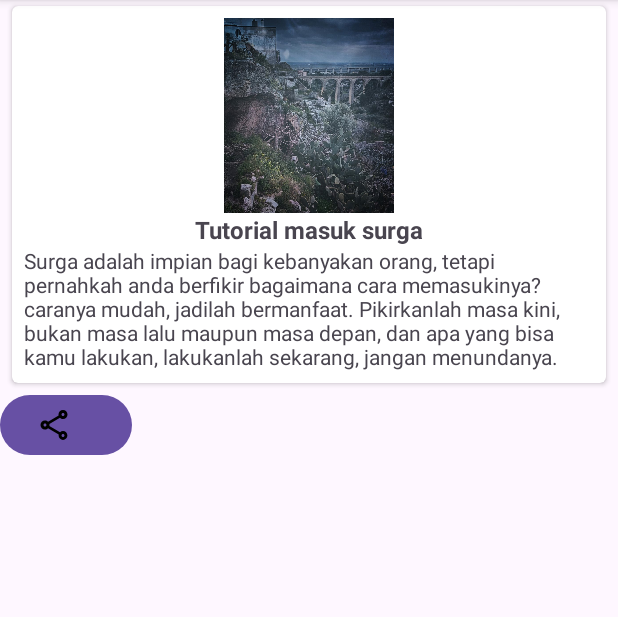
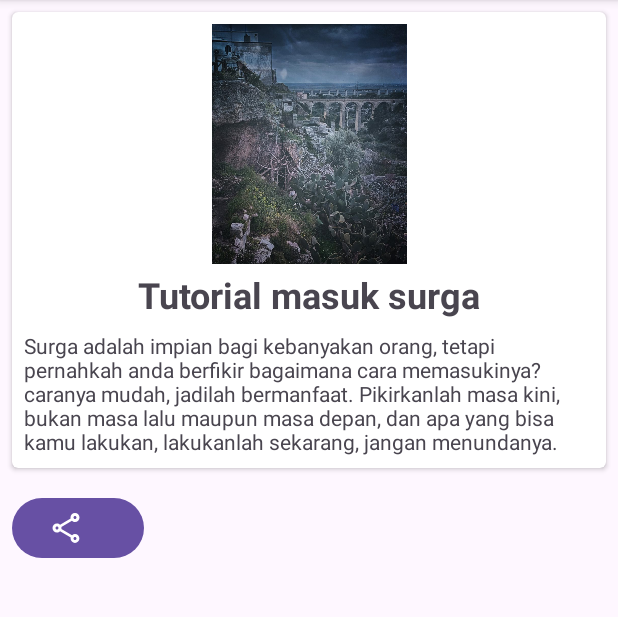
Before and after one commit to Gani-laboratory/android-app, an Android app: the screen it shows after launch (DetailActivity), after a tap on "Tutorial masuk surga", on a phone screen of 412 x 824 dp, the part 96-713 px from its top. Run offline under Robolectric (Android 15) with nearby library versions, the phone set to English and light mode, and no system bars.

Commit message:
update activity detail layout

```diff
--- a/app/src/main/res/drawable/outline_share_24.xml
+++ b/app/src/main/res/drawable/outline_share_24.xml
@@ -1,4 +1,4 @@
-<vector android:height="24dp" android:tint="#000000"
+<vector android:height="24dp" android:tint="#ffffff"
     android:viewportHeight="24" android:viewportWidth="24"
     android:width="24dp" xmlns:android="http://schemas.android.com/apk/res/android">
     <path android:fillColor="@android:color/white" android:pathData="M18,16.08c-0.76,0 -1.44,0.3 -1.96,0.77L8.91,12.7c0.05,-0.23 0.09,-0.46 0.09,-0.7s-0.04,-0.47 -0.09,-0.7l7.05,-4.11c0.54,0.5 1.25,0.81 2.04,0.81 1.66,0 3,-1.34 3,-3s-1.34,-3 -3,-3 -3,1.34 -3,3c0,0.24 0.04,0.47 0.09,0.7L8.04,9.81C7.5,9.31 6.79,9 6,9c-1.66,0 -3,1.34 -3,3s1.34,3 3,3c0.79,0 1.5,-0.31 2.04,-0.81l7.12,4.16c-0.05,0.21 -0.08,0.43 -0.08,0.65 0,1.61 1.31,2.92 2.92,2.92s2.92,-1.31 2.92,-2.92c0,-1.61 -1.31,-2.92 -2.92,-2.92zM18,4c0.55,0 1,0.45 1,1s-0.45,1 -1,1 -1,-0.45 -1,-1 0.45,-1 1,-1zM6,13c-0.55,0 -1,-0.45 -1,-1s0.45,-1 1,-1 1,0.45 1,1 -0.45,1 -1,1zM18,20.02c-0.55,0 -1,-0.45 -1,-1s0.45,-1 1,-1 1,0.45 1,1 -0.45,1 -1,1z"/>
--- a/app/src/main/res/layout/activity_detail.xml
+++ b/app/src/main/res/layout/activity_detail.xml
@@ -14,10 +14,7 @@
             android:id="@+id/card_view"
             android:layout_width="match_parent"
             android:layout_height="wrap_content"
-            android:layout_marginStart="8dp"
-            android:layout_marginTop="4dp"
-            android:layout_marginEnd="8dp"
-            android:layout_marginBottom="4dp"
+            android:layout_margin="8dp"
             app:cardCornerRadius="4dp"
             >
 
@@ -28,8 +25,8 @@
 
                 <ImageView
                     android:id="@+id/img_item_photo"
-                    android:layout_width="113dp"
-                    android:layout_height="130dp"
+                    android:layout_width="130dp"
+                    android:layout_height="160dp"
                     android:scaleType="centerCrop"
                     app:layout_constraintEnd_toEndOf="parent"
                     app:layout_constraintStart_toStartOf="parent"
@@ -40,7 +37,8 @@
                     android:id="@+id/tv_item_title"
                     android:layout_width="wrap_content"
                     android:layout_height="wrap_content"
-                    android:textSize="16sp"
+                    android:layout_marginTop="4dp"
+                    android:textSize="24sp"
                     android:textStyle="bold"
                     app:layout_constraintEnd_toEndOf="parent"
                     app:layout_constraintStart_toStartOf="parent"
@@ -51,6 +49,7 @@
                     android:id="@+id/tv_item_content"
                     android:layout_width="match_parent"
                     android:layout_height="wrap_content"
+                    android:layout_marginTop="8dp"
                     app:layout_constraintStart_toStartOf="parent"
                     app:layout_constraintTop_toBottomOf="@+id/tv_item_title"
                     tools:text="@string/article_content" />
@@ -59,6 +58,7 @@
 
         <Button
         android:id="@+id/btnShare"
+        android:layout_margin="8dp"
         android:layout_width="wrap_content"
         android:layout_height="wrap_content"
         android:drawableLeft="@drawable/outline_share_24" />
```
